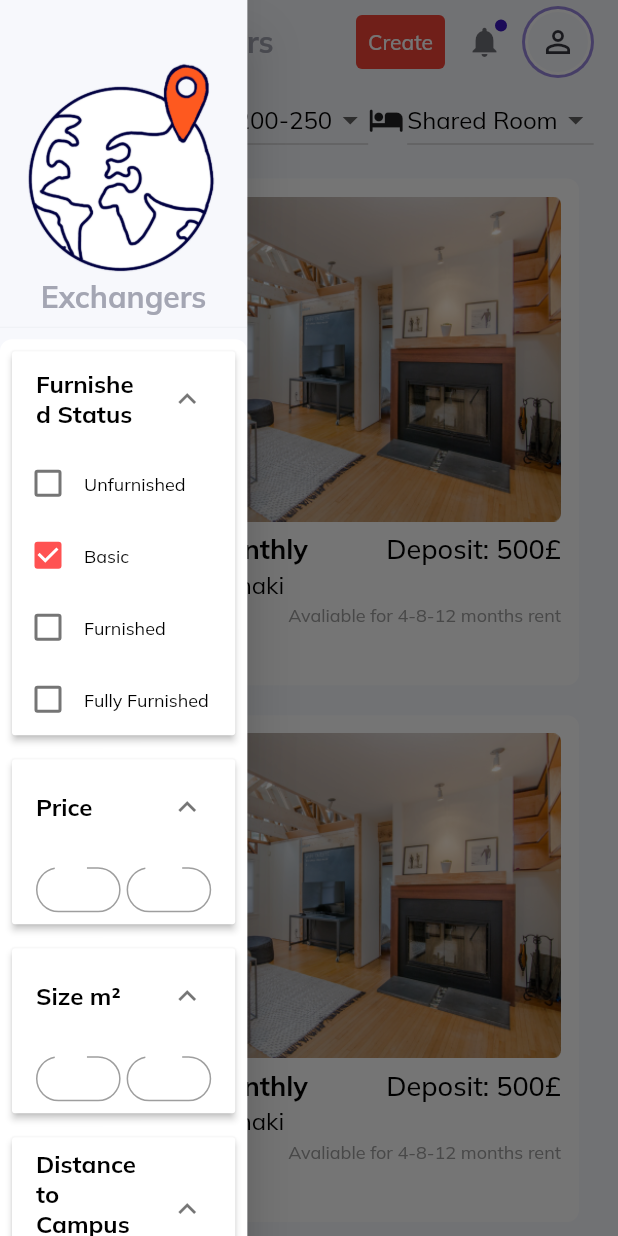
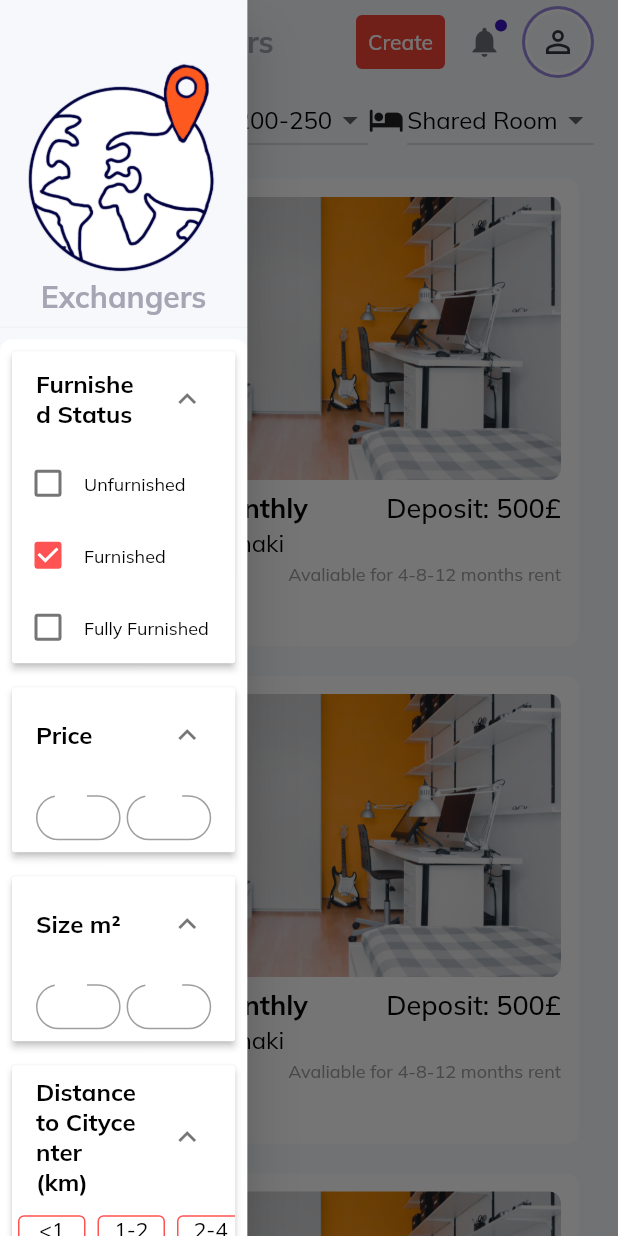
Before and after one commit to utkudenis/Exchangers-prototype-FlutterResponsiveWeb-, a Flutter app: the screen it shows after launch, with the side drawer open, on a phone screen of 412 x 824 dp. Run offline on Flutter 3.47's test engine with Material 2 defaults, Android fonts, the phone set to English and light mode, and no system bars; our stand-ins replace dotted_border, get, google_fonts; missing offline and left inert: assorted_layout_widgets.

Commit message:
new changes
- lots of changes ...

```diff
--- a/lib/pages/overview/widgets/filters_mobile.dart
+++ b/lib/pages/overview/widgets/filters_mobile.dart
@@ -85,7 +85,7 @@ class _FiltersMobileState extends State<FiltersMobile> {
                     dropdownValuePropertType = newValue;
                   });
                 },
-                items: <String>['Room', 'Shared Room', 'Studio', 'House'].map<DropdownMenuItem<String>>((String value) {
+                items: <String>['Room', 'Shared Room', 'Apartment'].map<DropdownMenuItem<String>>((String value) {
                   return DropdownMenuItem<String>(
                     value: value,
                     child: Text(value),
--- a/lib/pages/overview/widgets/info_card_small.dart
+++ b/lib/pages/overview/widgets/info_card_small.dart
@@ -21,7 +21,7 @@ class InfoCardSmall extends StatelessWidget {
         onTap: onTap as void Function()?,
         child: Container(
             margin: EdgeInsets.all(10),
-            height: width > 518 ? 430 : 400 * width / 400 * 0.82,
+            height: width > 518 ? 470 : 400 * width / 400 * 0.72 + 15,
             padding: EdgeInsets.all(4),
             decoration: BoxDecoration(
               color: Colors.white,
@@ -30,9 +30,12 @@ class InfoCardSmall extends StatelessWidget {
             ),
             child: Column(
               children: [
-                Image.asset(
-                  "assets/images/exampleAd.png",
-                  fit: BoxFit.fitWidth,
+                ClipRRect(
+                  borderRadius: BorderRadius.circular(8.0),
+                  child: Image.asset(
+                    "assets/images/exampleAd.jpg",
+                    fit: BoxFit.fitWidth,
+                  ),
                 ),
                 Column(
                   crossAxisAlignment: CrossAxisAlignment.start,
--- a/lib/widgets/side_menu.dart
+++ b/lib/widgets/side_menu.dart
@@ -20,10 +20,14 @@ class SideMenu extends StatefulWidget {
 ScrollController sideController = ScrollController();
 
 class _SideMenuState extends State<SideMenu> {
-  List<bool> _isOpen = [true, true, true, true, false, false, false, false];
-  List<bool> _distanceCampusList = [false, true, false, false];
+  List<bool> _isOpen = [true, true, true, true, true, true, false, false, false, false, false, true];
   List<bool> _distanceCityCenterList = [false, false, false, false, true, false, false, false];
-  List<bool> _buildingAge = [false, false, true, false, false, true, false, false, false, false, false, false];
+  List<bool> _distanceMyarmakiList = [false, true, false, false];
+  List<bool> _distanceKaramalmiList = [true, false, false, false];
+  List<bool> _distanceArabiaList = [false, false, true, false];
+  List<bool> _distanceMyllypuroList = [false, false, false, true];
+  List<bool> _distanceOtaniemiList = [false, true, false, true];
+  // List<bool> _buildingAge = [false, false, true, false, false, true, false, false, false, false, false, false];
   @override
   Widget build(BuildContext context) {
     return Container(
@@ -77,8 +81,8 @@ class _SideMenuState extends State<SideMenu> {
                     body: Column(
                       children: [
                         MenuItem(isChecked: false, text: "Unfurnished"),
-                        MenuItem(isChecked: true, text: "Basic"),
-                        MenuItem(isChecked: false, text: "Furnished"),
+                        // MenuItem(isChecked: true, text: "Basic"),
+                        MenuItem(isChecked: true, text: "Furnished"),
                         MenuItem(isChecked: false, text: "Fully Furnished"),
                       ],
                     ),
@@ -126,39 +130,84 @@ class _SideMenuState extends State<SideMenu> {
                 ExpansionPanel(
                     canTapOnHeader: true,
                     headerBuilder: (context, isOpen) {
-                      return ExpansionHeader(header: "Distance to Campus (km)");
+                      return ExpansionHeader(header: "Distance to Citycenter (km)");
                     },
                     body: Column(
                       children: [
-                        RowNumberBox(boxtexts: ["<1", "1-2", "2-4", "4+"], valueBoolList: _distanceCampusList)
+                        RowNumberBox(boxtexts: ["<1", "1-2", "2-4", "4"], valueBoolList: _distanceCityCenterList.sublist(0, 4)),
+                        RowNumberBox(boxtexts: ["4-6", "6-8", "8-10", "10+"], valueBoolList: _distanceCityCenterList.sublist(4, 8)),
                       ],
                     ),
                     isExpanded: _isOpen[3]),
                 ExpansionPanel(
                     canTapOnHeader: true,
                     headerBuilder: (context, isOpen) {
-                      return ExpansionHeader(header: "Distance to Citycenter (km)");
+                      return ExpansionHeader(header: "Distance to Myyrmäki (km)");
                     },
                     body: Column(
                       children: [
-                        RowNumberBox(boxtexts: ["<1", "1-2", "2-4", "4"], valueBoolList: _distanceCampusList.sublist(0, 4)),
-                        RowNumberBox(boxtexts: ["4-6", "6-8", "8-10", "10+"], valueBoolList: _distanceCityCenterList.sublist(4, 8)),
+                        RowNumberBox(boxtexts: ["<1", "1-2", "2-4", "4+"], valueBoolList: _distanceMyarmakiList)
                       ],
                     ),
                     isExpanded: _isOpen[4]),
                 ExpansionPanel(
                     canTapOnHeader: true,
                     headerBuilder: (context, isOpen) {
-                      return ExpansionHeader(header: "Building Age");
+                      return ExpansionHeader(header: "Distance to Karamalmi (km)");
                     },
                     body: Column(
                       children: [
-                        RowNumberBox(boxtexts: ["0", "1", "2", "3"], valueBoolList: _buildingAge.sublist(0, 4)),
-                        RowNumberBox(boxtexts: ["4", "5-10", "11-15", "16-20"], valueBoolList: _buildingAge.sublist(4, 8)),
-                        RowNumberBox(boxtexts: ["21-25", "26-30", "31-35", "35+"], valueBoolList: _buildingAge.sublist(8, 12)),
+                        RowNumberBox(boxtexts: ["<1", "1-2", "2-4", "4+"], valueBoolList: _distanceKaramalmiList)
                       ],
                     ),
                     isExpanded: _isOpen[5]),
+                ExpansionPanel(
+                    canTapOnHeader: true,
+                    headerBuilder: (context, isOpen) {
+                      return ExpansionHeader(header: "Distance to Arabia (km)");
+                    },
+                    body: Column(
+                      children: [
+                        RowNumberBox(boxtexts: ["<1", "1-2", "2-4", "4+"], valueBoolList: _distanceArabiaList)
+                      ],
+                    ),
+                    isExpanded: _isOpen[6]),
+                ExpansionPanel(
+                    canTapOnHeader: true,
+                    headerBuilder: (context, isOpen) {
+                      return ExpansionHeader(header: "Distance to Myllypuro (km)");
+                    },
+                    body: Column(
+                      children: [
+                        RowNumberBox(boxtexts: ["<1", "1-2", "2-4", "4+"], valueBoolList: _distanceMyllypuroList)
+                      ],
+                    ),
+                    isExpanded: _isOpen[7]),
+                ExpansionPanel(
+                    canTapOnHeader: true,
+                    headerBuilder: (context, isOpen) {
+                      return ExpansionHeader(header: "Distance to Otaniemi (km)");
+                    },
+                    body: Column(
+                      children: [
+                        RowNumberBox(boxtexts: ["<1", "1-2", "2-4", "4+"], valueBoolList: _distanceOtaniemiList)
+                      ],
+                    ),
+                    isExpanded: _isOpen[8]),
+
+                // ExpansionPanel(
+                //     canTapOnHeader: true,
+                //     headerBuilder: (context, isOpen) {
+                //       return ExpansionHeader(header: "Building Age");
+                //     },
+                //     body: Column(
+                //       children: [
+                //         RowNumberBox(boxtexts: ["0", "1", "2", "3"], valueBoolList: _buildingAge.sublist(0, 4)),
+                //         RowNumberBox(boxtexts: ["4", "5-10", "11-15", "16-20"], valueBoolList: _buildingAge.sublist(4, 8)),
+                //         RowNumberBox(boxtexts: ["21-25", "26-30", "31-35", "35+"], valueBoolList: _buildingAge.sublist(8, 12)),
+                //       ],
+                //     ),
+                //     isExpanded: _isOpen[5]),
               ],
             ),
           )
```
Also changed, not shown: lib/pages/ads/widgets/ad_detail_mobile.dart (+14 -4 lines), lib/pages/ads/widgets/ad_detail_repsonsive.dart (+14 -3 lines), lib/pages/create_ad/mobile_steps/contact_step.dart (+11 -3 lines), lib/pages/create_ad/mobile_steps/general_step.dart (+4 -4 lines), lib/pages/create_ad/mobile_steps/location_step.dart (+19 -0 lines), lib/pages/create_ad/responsive_steps/contact_step.dart (+11 -3 lines), lib/pages/create_ad/responsive_steps/general_step.dart (+4 -4 lines), lib/pages/create_ad/responsive_steps/location_step.dart (+19 -0 lines), lib/pages/overview/widgets/info_card_standart.dart (+7 -4 lines), assets/images/exampleAd.jpg (added), assets/images/exampleAd2.png (renamed from assets/images/exampleAd.png), 2 other files.
